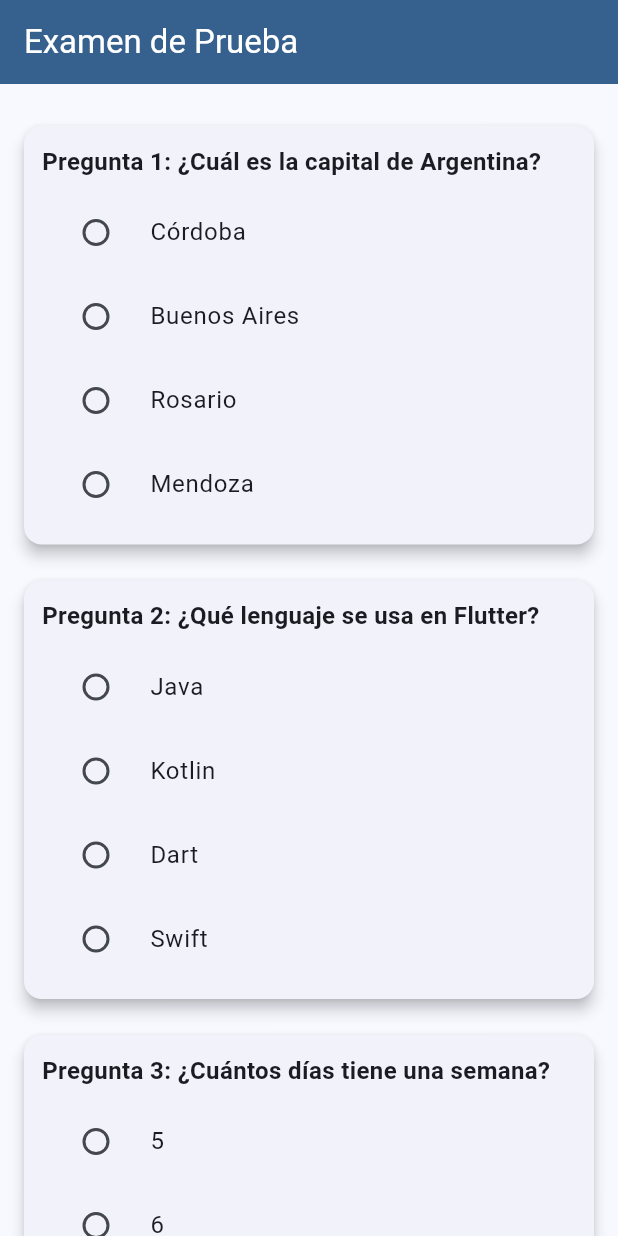
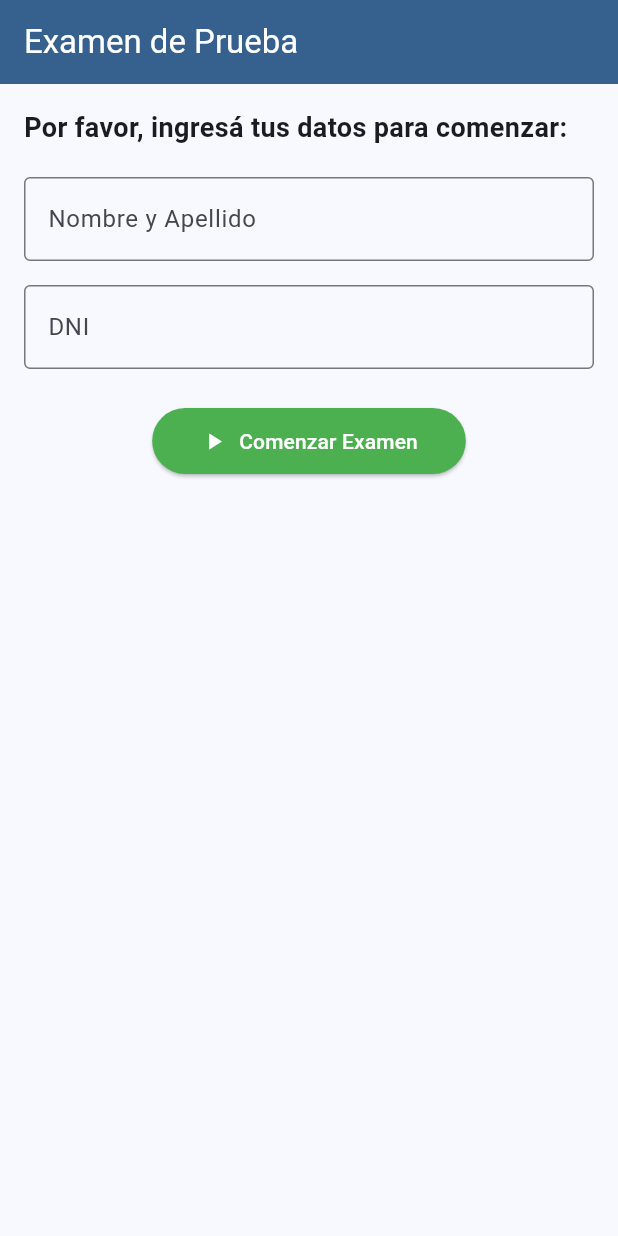
Before and after one commit to Informatica-237/examen-front, a Flutter app: the screen it shows after launch, on a phone screen of 412 x 824 dp. Run offline on Flutter 3.47's test engine with Material 3 defaults, Android fonts, the phone set to English and light mode, and no system bars.

Commit message:
registro, nombre y icono nuevo

```diff
--- a/lib/main.dart
+++ b/lib/main.dart
@@ -41,6 +41,7 @@ class MyHomePage extends StatefulWidget {
 }
 
 class _MyHomePageState extends State<MyHomePage> {
+  // Preguntas
   final List<Question> questions = [
     Question(
       text: '¿Cuál es la capital de Argentina?',
@@ -60,8 +61,23 @@ class _MyHomePageState extends State<MyHomePage> {
   ];
 
   final Map<int, int> selectedAnswers = {};
+  final TextEditingController nameController = TextEditingController();
+  final TextEditingController dniController = TextEditingController();
 
   String resultMessage = '';
+  bool examStarted = false;
+
+  void startExam() {
+    if (nameController.text.isEmpty || dniController.text.isEmpty) {
+      ScaffoldMessenger.of(context).showSnackBar(
+        const SnackBar(content: Text('Por favor, completá tu nombre y DNI')),
+      );
+      return;
+    }
+    setState(() {
+      examStarted = true;
+    });
+  }
 
   void submitExam() {
     int correct = 0;
@@ -71,7 +87,7 @@ class _MyHomePageState extends State<MyHomePage> {
       }
     }
 
-    final bool approved = correct >= (questions.length * 0.7); // 70% para aprobar
+    final bool approved = correct >= (questions.length * 0.7);
     setState(() {
       resultMessage = approved
           ? '✅ ¡Felicitaciones! Aprobaste con $correct respuestas correctas.'
@@ -87,12 +103,72 @@ class _MyHomePageState extends State<MyHomePage> {
         backgroundColor: Theme.of(context).colorScheme.primary,
         foregroundColor: Colors.white,
       ),
-      body: ListView.builder(
+      body: Padding(
         padding: const EdgeInsets.all(16),
-        itemCount: questions.length + 1,
+        child: examStarted ? buildExamView() : buildStartForm(),
+      ),
+    );
+  }
+
+  // 🧾 Formulario para ingresar nombre y DNI
+  Widget buildStartForm() {
+    return Column(
+      crossAxisAlignment: CrossAxisAlignment.start,
+      children: [
+        const Text(
+          'Por favor, ingresá tus datos para comenzar:',
+          style: TextStyle(fontSize: 18, fontWeight: FontWeight.bold),
+        ),
+        const SizedBox(height: 20),
+        TextField(
+          controller: nameController,
+          decoration: const InputDecoration(
+            labelText: 'Nombre y Apellido',
+            border: OutlineInputBorder(),
+          ),
+        ),
+        const SizedBox(height: 16),
+        TextField(
+          controller: dniController,
+          keyboardType: TextInputType.number,
+          decoration: const InputDecoration(
+            labelText: 'DNI',
+            border: OutlineInputBorder(),
+          ),
+        ),
+        const SizedBox(height: 24),
+        Center(
+          child: ElevatedButton.icon(
+            onPressed: startExam,
+            icon: const Icon(Icons.play_arrow),
+            label: const Text('Comenzar Examen'),
+            style: ElevatedButton.styleFrom(
+              backgroundColor: Colors.green,
+              foregroundColor: Colors.white,
+              padding: const EdgeInsets.symmetric(horizontal: 32, vertical: 12),
+            ),
+          ),
+        ),
+      ],
+    );
+  }
+
+  // 🧪 Vista del examen con saludo
+  Widget buildExamView() {
+    return ListView.builder(
+      itemCount: questions.length + 2,
       itemBuilder: (context, index) {
-          if (index < questions.length) {
-            final question = questions[index];
+        if (index == 0) {
+          // Mensaje personalizado
+          return Padding(
+            padding: const EdgeInsets.symmetric(vertical: 12),
+            child: Text(
+              '👋 Hola ${nameController.text}, comenzá tu examen.',
+              style: const TextStyle(fontSize: 18, fontWeight: FontWeight.w500),
+            ),
+          );
+        } else if (index <= questions.length) {
+          final question = questions[index - 1];
           return Card(
             elevation: 4,
             margin: const EdgeInsets.symmetric(vertical: 12),
@@ -102,7 +178,7 @@ class _MyHomePageState extends State<MyHomePage> {
                 crossAxisAlignment: CrossAxisAlignment.start,
                 children: [
                   Text(
-                      'Pregunta ${index + 1}: ${question.text}',
+                    'Pregunta $index: ${question.text}',
                     style: const TextStyle(fontSize: 16, fontWeight: FontWeight.bold),
                   ),
                   const SizedBox(height: 8),
@@ -110,10 +186,10 @@ class _MyHomePageState extends State<MyHomePage> {
                     RadioListTile<int>(
                       title: Text(question.options[i]),
                       value: i,
-                        groupValue: selectedAnswers[index],
+                      groupValue: selectedAnswers[index - 1],
                       onChanged: (value) {
                         setState(() {
-                            selectedAnswers[index] = value!;
+                          selectedAnswers[index - 1] = value!;
                         });
                       },
                     ),
@@ -150,7 +226,6 @@ class _MyHomePageState extends State<MyHomePage> {
           );
         }
       },
-      ),
     );
   }
 }
```
Also changed, not shown: pubspec.yaml (+10 -68 lines), assets/icon/icon.png (added), 12 other files. Lines whose indentation alone changed are shown as unchanged.
